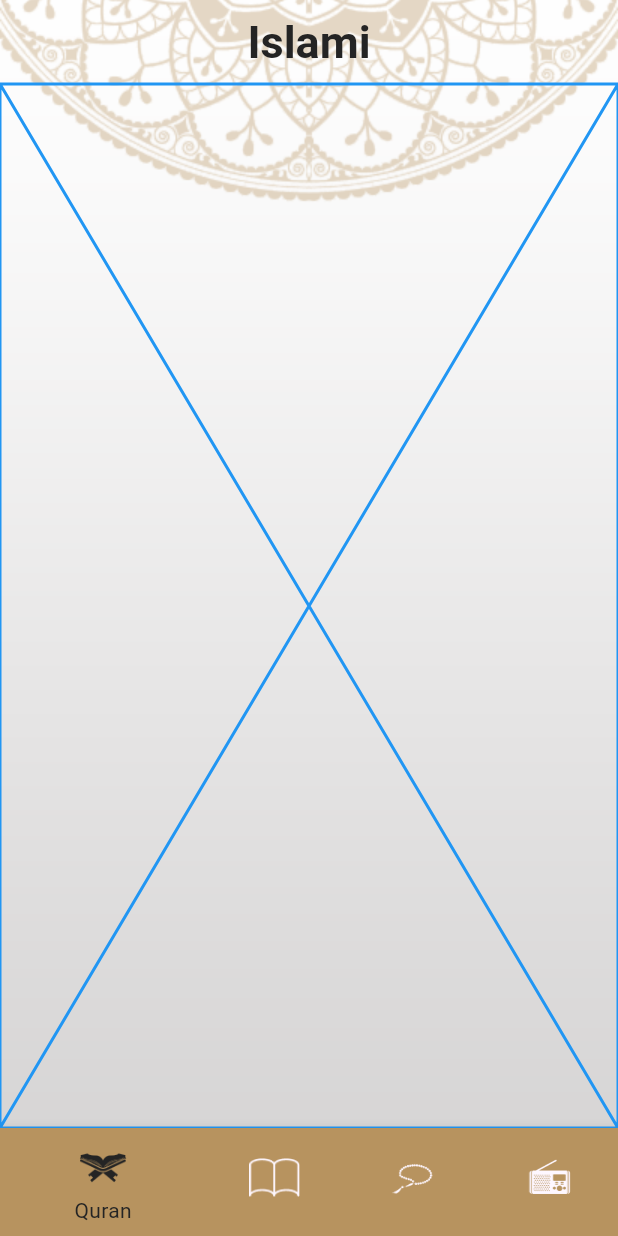
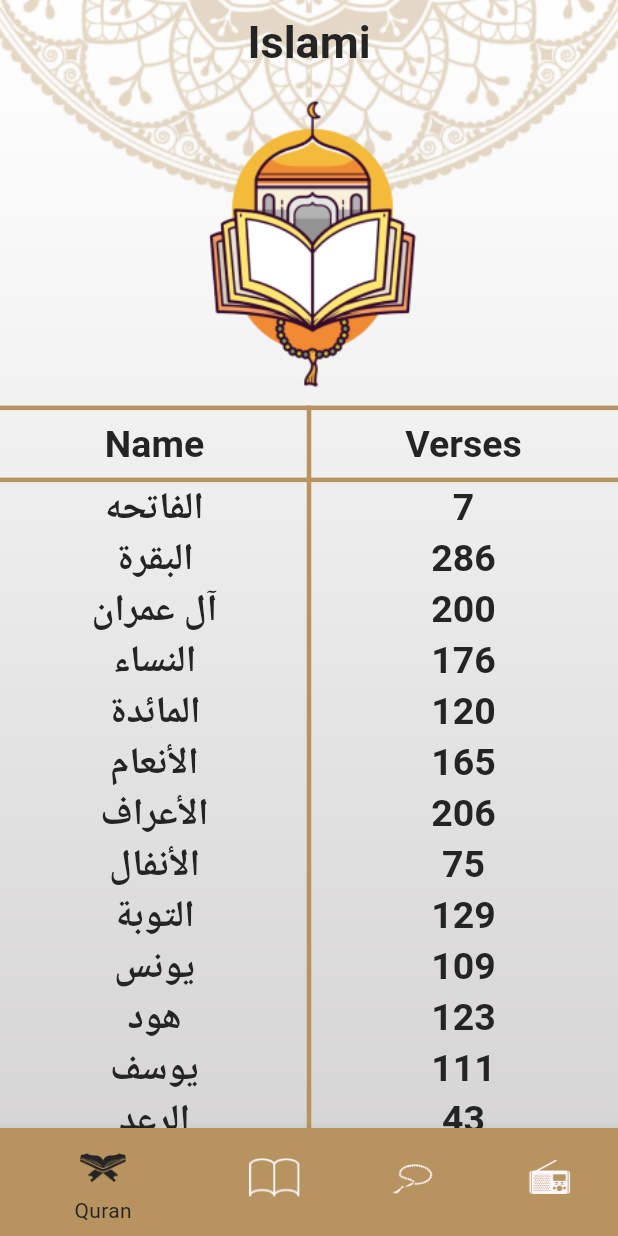
Before and after one commit to ALHassanMusleh/islami_app, a Flutter app: the screen it shows after launch, on a phone screen of 412 x 824 dp. Run offline on Flutter 3.47's test engine with Material 3 defaults, Android fonts, the phone set to English and light mode, and no system bars.

Commit message:
Finished quran tab

```diff
--- a/lib/ui/screens/home/tabs/quran/quran.dart
+++ b/lib/ui/screens/home/tabs/quran/quran.dart
@@ -1,10 +1,100 @@
 import 'package:flutter/material.dart';
+import 'package:islami_app/ui/utils/app_assets.dart';
+import 'package:islami_app/ui/utils/app_colors.dart';
+import 'package:islami_app/ui/utils/app_constans.dart';
+import 'package:islami_app/ui/utils/app_styles.dart';
 
 class Quran extends StatelessWidget {
   const Quran({super.key});
 
   @override
   Widget build(BuildContext context) {
-    return const Placeholder(color: Colors.blue,);
+    return Column(
+      crossAxisAlignment: CrossAxisAlignment.stretch,
+      children: [
+        Expanded(
+          flex: 3,
+          child: Image.asset(
+            AppAssets.quranTabLogo,
+          ),
+        ),
+        const SizedBox(
+          height: 8,
+        ),
+        Expanded(
+          flex: 7,
+          child: Stack(
+            alignment: Alignment.center,
+            children: [
+              Column(
+                children: [
+                  Container(
+                    color: AppColors.primaryColor,
+                    height: 3,
+                    width: double.infinity,
+                  ),
+                  const SizedBox(
+                    height: 8,
+                  ),
+                  const Row(
+                    // mainAxisAlignment: MainAxisAlignment.spaceEvenly,
+                    children: [
+                      Expanded(
+                        child: Text(
+                          'Name',
+                          style: AppStyles.titleTextStyle,
+                          textAlign: TextAlign.center,
+                        ),
+                      ),
+                      Expanded(
+                        child: Text(
+                          'Verses',
+                          style: AppStyles.titleTextStyle,
+                          textAlign: TextAlign.center,
+                        ),
+                      ),
+                    ],
+                  ),
+                  const SizedBox(
+                    height: 8,
+                  ),
+                  const Divider(
+                    thickness: 3,
+                    color: AppColors.primaryColor,
+                    height: 3,
+                  ),
+                  Expanded(child: buildSuraList()),
+                ],
+              ),
+              const VerticalDivider(
+                color: AppColors.primaryColor,
+                thickness: 3,
+              ),
+            ],
+          ),
+        ),
+      ],
+    );
   }
+
+  Widget buildSuraList() => ListView.builder(
+        itemBuilder: (context, index) => Row(
+          mainAxisAlignment: MainAxisAlignment.spaceEvenly,
+          children: [
+            Expanded(
+                child: Text(
+              '${AppConstans.suraNames[index]}',
+              style: AppStyles.titleTextStyle,
+              textAlign: TextAlign.center,
+            )),
+            Expanded(
+                child: Text(
+              '${AppConstans.versesNumber[index]}',
+              style: AppStyles.titleTextStyle,
+              textAlign: TextAlign.center,
+            )),
+          ],
+        ),
+        itemCount: AppConstans.suraNames.length,
+      );
 }
--- /dev/null
+++ b/lib/ui/utils/app_constans.dart
@@ -0,0 +1,19 @@
+abstract class AppConstans {
+  static const List<String> suraNames = [
+    "الفاتحه","البقرة","آل عمران","النساء","المائدة","الأنعام","الأعراف","الأنفال","التوبة","يونس","هود"
+    ,"يوسف","الرعد","إبراهيم","الحجر","النحل","الإسراء","الكهف","مريم","طه","الأنبياء","الحج","المؤمنون"
+    ,"النّور","الفرقان","الشعراء","النّمل","القصص","العنكبوت","الرّوم","لقمان","السجدة","الأحزاب","سبأ"
+    ,"فاطر","يس","الصافات","ص","الزمر","غافر","فصّلت","الشورى","الزخرف","الدّخان","الجاثية","الأحقاف"
+    ,"محمد","الفتح","الحجرات","ق","الذاريات","الطور","النجم","القمر","الرحمن","الواقعة","الحديد","المجادلة"
+    ,"الحشر","الممتحنة","الصف","الجمعة","المنافقون","التغابن","الطلاق","التحريم","الملك","القلم","الحاقة","المعارج"
+    ,"نوح","الجن","المزّمّل","المدّثر","القيامة","الإنسان","المرسلات","النبأ","النازعات","عبس","التكوير","الإنفطار"
+    ,"المطفّفين","الإنشقاق","البروج","الطارق","الأعلى","الغاشية","الفجر","البلد","الشمس","الليل","الضحى","الشرح"
+    ,"التين","العلق","القدر","البينة","الزلزلة","العاديات","القارعة","التكاثر","العصر",
+    "الهمزة","الفيل","قريش","الماعون","الكوثر","الكافرون","النصر","المسد","الإخلاص","الفلق","الناس"
+  ];
+
+  static const List<int> versesNumber = [7,286,200,176,120,165,206,75,129,109,123,111,43,52,99,128,111,110,98,135,112,78,118,64,77,227,93,88,
+    69,60,34,30,73,54,45,83,182,88,75,85,54,53,89,59,37,35,38,29,18,45,60,49,62,55,78,96,29,22,24,13,14,11,11,18,12,12,30,52,52,
+    44,28,28,20,56,40,31,50,40,46,42,29,19,36,25,22,17,19,26,30,20,15,21,11,8,5,19,5,8,8,11,11,8,3,9,5,4,6,3,6,3,5,4,5,6
+  ];
+}
--- a/lib/ui/utils/app_styles.dart
+++ b/lib/ui/utils/app_styles.dart
@@ -7,4 +7,9 @@ abstract class AppStyles {
     fontWeight: FontWeight.bold,
     color: AppColors.accentColor,
   );
+  static const TextStyle titleTextStyle = TextStyle(
+    fontSize: 25,
+    fontWeight: FontWeight.w600,
+    color: AppColors.accentColor,
+  );
 }
```
